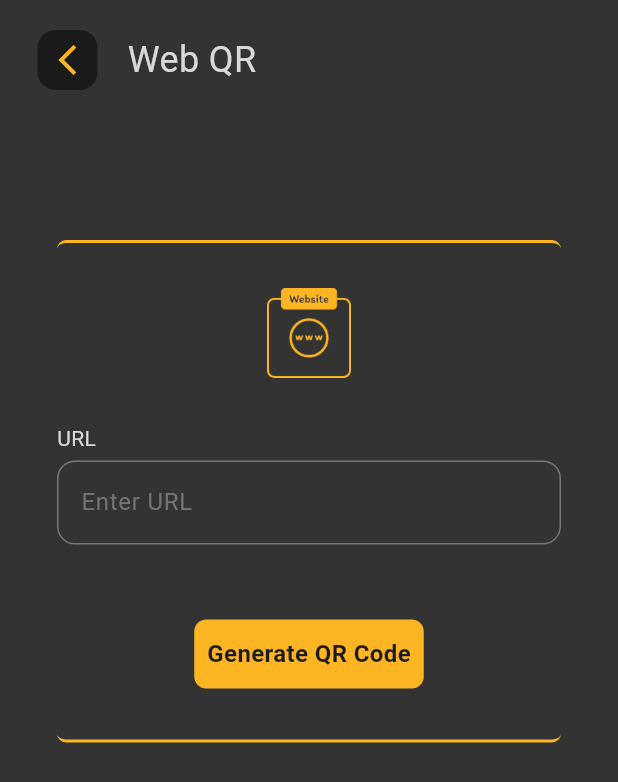
After one commit to Tursunali008/vazifa28, a Flutter app: the WebQrGenerate screen opened directly, on a phone screen of 412 x 824 dp. The commit adds this screen. Shown: the top 782 px of the screen. Run offline on Flutter 3.47's test engine with Material 3 defaults, Android fonts, the phone set to English and light mode, and no system bars; drawn by our look-alikes of zoom_tap_animation; our stand-ins replace flutter_svg, qr_flutter, share_plus; missing offline and left inert: qr_code_scanner.

Commit message:
samething is happen

```diff
--- /dev/null
+++ b/lib/screen/web_qr_generet.dart
@@ -0,0 +1,185 @@
+import 'package:flutter/material.dart';
+import 'package:qr_flutter/qr_flutter.dart';
+import 'package:vazifa28/screen/navigatsion_bars.dart';
+import 'package:zoom_tap_animation/zoom_tap_animation.dart';
+
+class WebQrGenerate extends StatefulWidget {
+  const WebQrGenerate({super.key});
+
+  @override
+  State<WebQrGenerate> createState() => _WebQrGenerateState();
+}
+
+class _WebQrGenerateState extends State<WebQrGenerate> {
+  final urlController = TextEditingController();
+
+  @override
+  Widget build(BuildContext context) {
+    return Scaffold(
+      backgroundColor: const Color(0xff333333),
+      body: SafeArea(
+        child: Padding(
+          padding:
+              const EdgeInsets.only(left: 25, right: 25, top: 20, bottom: 20),
+          child: SingleChildScrollView(
+            child: Column(
+              children: [
+                Row(
+                  children: [
+                    ZoomTapAnimation(
+                      onTap: () {
+                        Navigator.pushReplacement(
+                          context,
+                          MaterialPageRoute(
+                            builder: (context) {
+                              return NavigationBars();
+                            },
+                          ),
+                        );
+                      },
+                      child: Container(
+                        width: 40,
+                        height: 40,
+                        decoration: BoxDecoration(
+                          borderRadius: BorderRadius.circular(12),
+                          color: const Color.fromARGB(241, 25, 25, 25),
+                        ),
+                        child: const Center(
+                          child: Icon(
+                            Icons.arrow_back_ios_new,
+                            color: Color(0xffFDB623),
+                          ),
+                        ),
+                      ),
+                    ),
+                    const SizedBox(width: 20),
+                    const Text(
+                      "Web QR",
+                      style: TextStyle(
+                        fontSize: 24,
+                        color: Color(0xffD9D9D9),
+                      ),
+                    ),
+                  ],
+                ),
+                const SizedBox(height: 100),
+                Center(
+                  child: Container(
+                    width: 336,
+                    height: 335,
+                    decoration: BoxDecoration(
+                      borderRadius: BorderRadius.circular(6),
+                      border: const Border.symmetric(
+                        horizontal: BorderSide(
+                          color: Color(0xffFDB623),
+                          width: 2,
+                        ),
+                      ),
+                    ),
+                    child: Column(
+                      crossAxisAlignment: CrossAxisAlignment.center,
+                      children: [
+                        const SizedBox(height: 30),
+                        Image.asset(
+                          "assets/images/web2.png",
+                          width: 60,
+                          height: 60,
+                        ),
+                        Column(
+                          crossAxisAlignment: CrossAxisAlignment.start,
+                          children: [
+                            const SizedBox(height: 30),
+                            const Text(
+                              "URL",
+                              style: TextStyle(
+                                fontSize: 14,
+                                color: Color(0xffD9D9D9),
+                              ),
+                            ),
+                            const SizedBox(height: 5),
+                            TextFormField(
+                              controller: urlController,
+                              style: const TextStyle(
+                                color: Colors.white,
+                              ),
+                              decoration: InputDecoration(
+                                border: OutlineInputBorder(
+                                  borderRadius: BorderRadius.circular(12),
+                                ),
+                                hintText: "Enter URL",
+                                hintStyle: TextStyle(
+                                  color: Colors.grey.shade600,
+                                ),
+                              ),
+                              validator: (value) {
+                                if (urlController.text.isEmpty) {
+                                  return "Please enter a URL!";
+                                } else if (!urlController.text.startsWith("http")) {
+                                  return "URL must start with http or https!";
+                                }
+                                return null;
+                              },
+                            ),
+                          ],
+                        ),
+                        const SizedBox(height: 50),
+                        ZoomTapAnimation(
+                          onTap: () {
+                            if (urlController.text.isNotEmpty &&
+                                urlController.text.startsWith("http")) {
+                              showDialog(
+                                context: context,
+                                builder: (context) {
+                                  return AlertDialog(
+                                    title: const Center(
+                                      child: Text(
+                                        "Web QR",
+                                        style: TextStyle(
+                                          fontWeight: FontWeight.bold,
+                                        ),
+                                      ),
+                                    ),
+                                    actions: [
+                                      Center(
+                                        child: QrImageView(
+                                          data: urlController.text,
+                                          version: QrVersions.auto,
+                                          size: 200.0,
+                                        ),
+                                      ),
+                                    ],
+                                  );
+                                },
+                              );
+                            }
+                          },
+                          child: Container(
+                            width: 153,
+                            height: 46,
+                            decoration: BoxDecoration(
+                              borderRadius: BorderRadius.circular(8),
+                              color: const Color(0xffFDB623),
+                            ),
+                            child: const Center(
+                              child: Text(
+                                "Generate QR Code",
+                                style: TextStyle(
+                                  fontWeight: FontWeight.bold,
+                                  fontSize: 16,
+                                ),
+                              ),
+                            ),
+                          ),
+                        ),
+                      ],
+                    ),
+                  ),
+                ),
+              ],
+            ),
+          ),
+        ),
+      ),
+    );
+  }
+}
```
Also changed, not shown: lib/screen/navigatsion_bars.dart (+5 -5 lines), lib/screen/qr_generete_screen.dart (+13 -3 lines), lib/widgets/alert_diolog.dart (+16 -7 lines).
